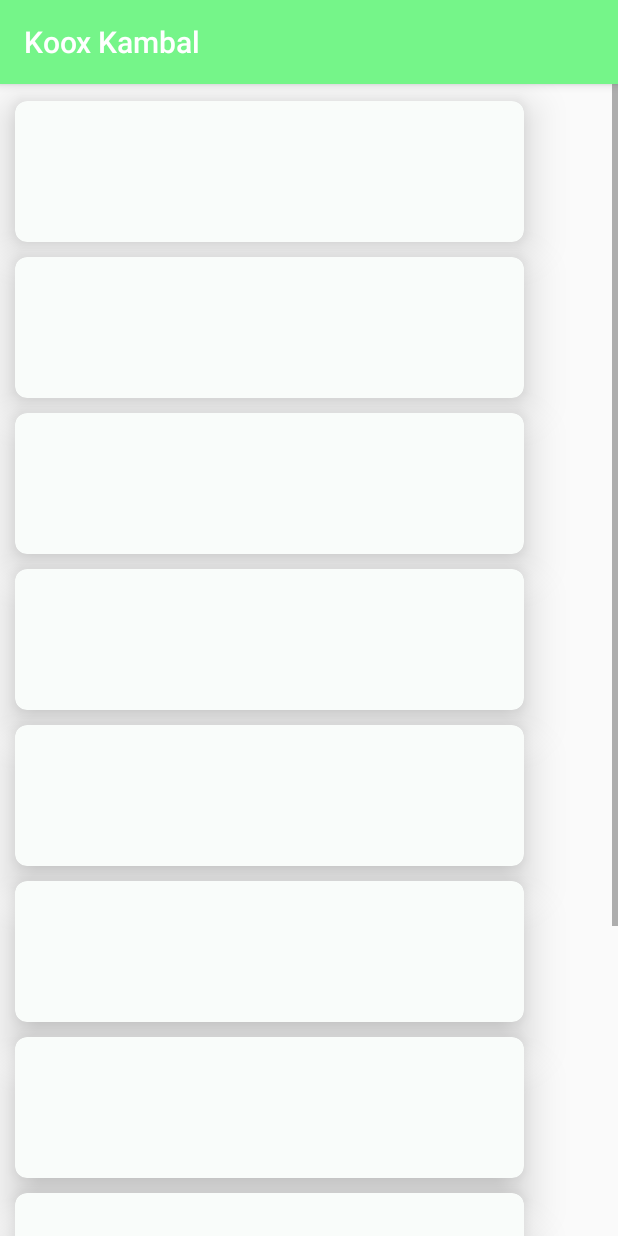
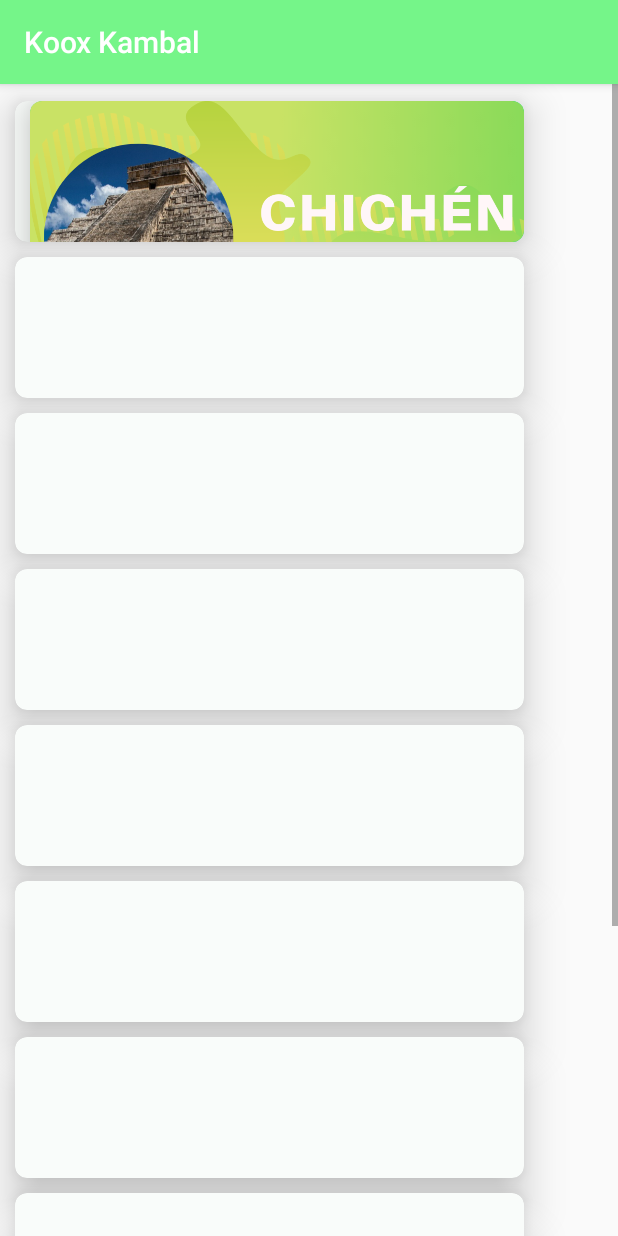
Before and after one commit to cuentagithubb/kooxkambalEstaeslabuena, an Android app: the Dos screen opened directly, with no data from a screen before it, on a phone screen of 412 x 824 dp. Run offline under Robolectric (Android 15) with nearby library versions, the phone set to English and light mode, and no system bars.

Commit message:
historia y religion ya estan

```diff
--- a/app/src/main/res/layout/activity_dos.xml
+++ b/app/src/main/res/layout/activity_dos.xml
@@ -46,8 +46,27 @@
                     app:cardBackgroundColor="#F9FCFA"
                     app:cardCornerRadius="8dp"
                     app:cardElevation="16dp">
+z
+                    <androidx.cardview.widget.CardView
+                        android:id="@+id/carduno"
+                        android:layout_width="341dp"
+                        android:layout_height="171dp"
+                        android:layout_marginStart="10dp"
+                        android:layout_marginEnd="16dp"
+                        app:cardBackgroundColor="#00E676"
+                        app:cardCornerRadius="8dp"
+                        app:cardElevation="16dp">
 
+                        <ImageView
+                            android:id="@+id/imageView1"
+                            android:layout_width="821dp"
+                            android:layout_height="193dp"
+                            android:layout_marginStart="-240dp"
+                            android:layout_marginEnd="16dp"
+                            android:contentDescription="@string/todo"
+                            app:srcCompat="@drawable/chi" />
 
+                    </androidx.cardview.widget.CardView>
                 </androidx.cardview.widget.CardView>
 
 
--- a/app/src/main/res/layout/activity_maintres.xml
+++ b/app/src/main/res/layout/activity_maintres.xml
@@ -95,7 +95,7 @@
             android:layout_width="match_parent"
             android:layout_height="match_parent"
             android:padding="16dp"
-            android:text="@string/_5"
+            android:text="@string/_3"
             android:textSize="16sp" />
 
     </androidx.core.widget.NestedScrollView>
--- a/app/src/main/res/layout/app_bar_main.xml
+++ b/app/src/main/res/layout/app_bar_main.xml
@@ -134,7 +134,7 @@
                     android:layout_marginStart="-240dp"
                     android:layout_marginEnd="16dp"
                     android:contentDescription="@string/todo"
-                    app:srcCompat="@drawable/astr" />
+                    app:srcCompat="@drawable/reli" />
             </androidx.cardview.widget.CardView>
 
             <androidx.cardview.widget.CardView
```
Also changed, not shown: app/src/main/res/values/strings.xml (+7 -1 lines).
